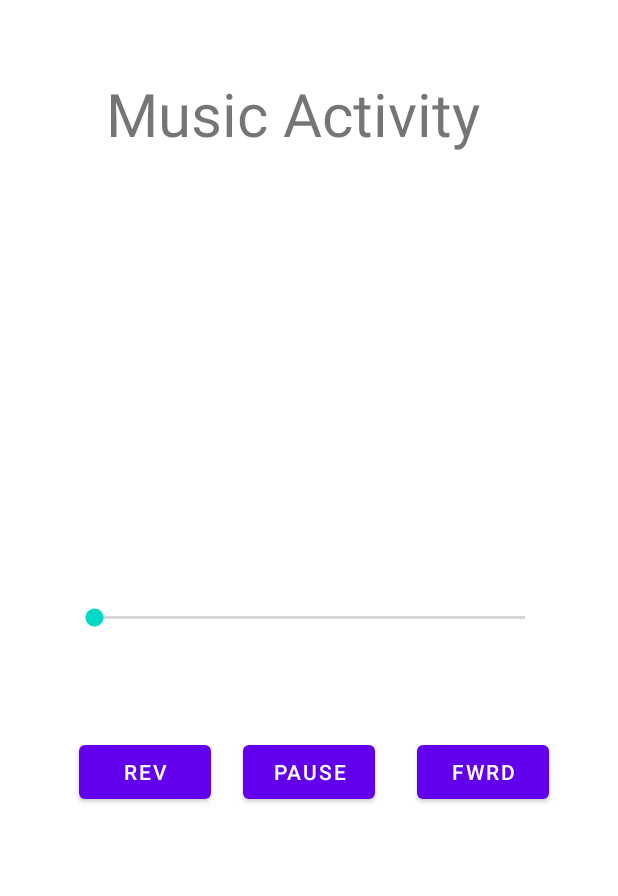
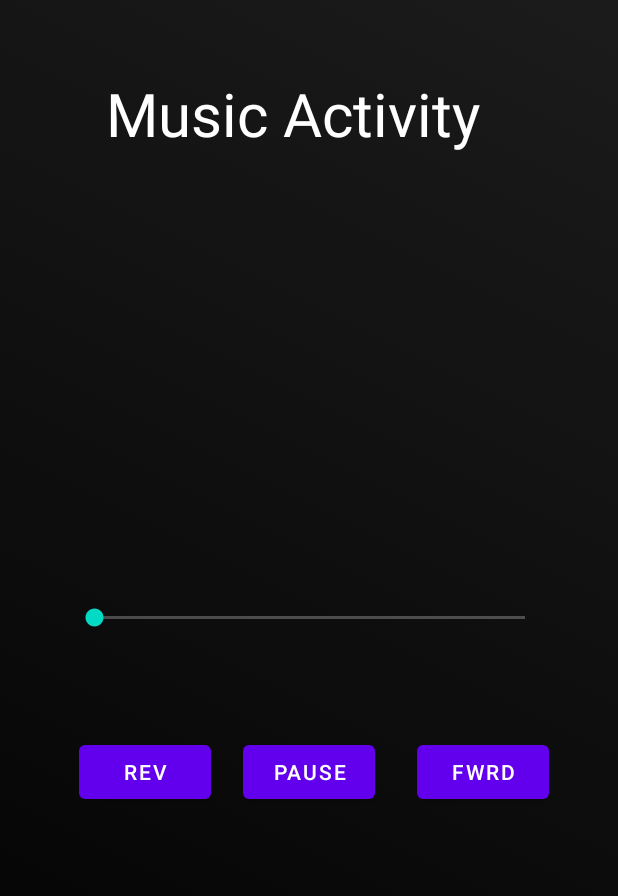
Before and after one commit to TheYoungJ/TeamProsAndMud, an Android app: the MusicActivity screen opened directly, with no data from a screen before it, on a phone screen of 412 x 824 dp. Shown: the top 896 px of the screen. Run offline under Robolectric (Android 15) with nearby library versions, the light colour scheme and no system bars; 7 statements that could not run were skipped.

Commit message:
changed color scheme

```diff
--- a/OneforAll/app/src/main/res/layout/activity_list_view.xml
+++ b/OneforAll/app/src/main/res/layout/activity_list_view.xml
@@ -4,7 +4,8 @@
     xmlns:tools="http://schemas.android.com/tools"
     android:layout_width="match_parent"
     android:layout_height="match_parent"
-    tools:context=".ui.library.ListView">
+    tools:context=".ui.library.ListView"
+    android:background="@drawable/gradient_background">
 
     <ListView
         android:id="@+id/songsList"
--- a/OneforAll/app/src/main/res/layout/activity_music.xml
+++ b/OneforAll/app/src/main/res/layout/activity_music.xml
@@ -5,7 +5,8 @@
     android:id="@+id/seekBar"
     android:layout_width="match_parent"
     android:layout_height="match_parent"
-    tools:context=".ui.library.MusicActivity">
+    tools:context=".ui.library.MusicActivity"
+    android:background="@drawable/gradient_background">
 
     <TextView
         android:id="@+id/txtTitle"
@@ -13,6 +14,7 @@
         android:layout_height="wrap_content"
         android:text="Music Activity"
         android:textSize="40sp"
+        android:textColor="@color/white"
         app:layout_constraintBottom_toBottomOf="parent"
         app:layout_constraintEnd_toEndOf="parent"
         app:layout_constraintHorizontal_bias="0.434"
@@ -65,6 +67,7 @@
         android:id="@+id/musicSeekBar"
         android:layout_width="319dp"
         android:layout_height="32dp"
+        android:progressBackgroundTint="@color/white"
         app:layout_constraintBottom_toBottomOf="parent"
         app:layout_constraintEnd_toEndOf="parent"
         app:layout_constraintStart_toStartOf="parent"
--- a/OneforAll/app/src/main/res/layout/song_layout.xml
+++ b/OneforAll/app/src/main/res/layout/song_layout.xml
@@ -8,6 +8,6 @@
         android:layout_height="wrap_content"
         android:id="@+id/txtSongName"
         android:textSize="22sp"
-        android:textColor="@color/black"
+        android:textColor="@color/white"
         />
 </LinearLayout>
```
